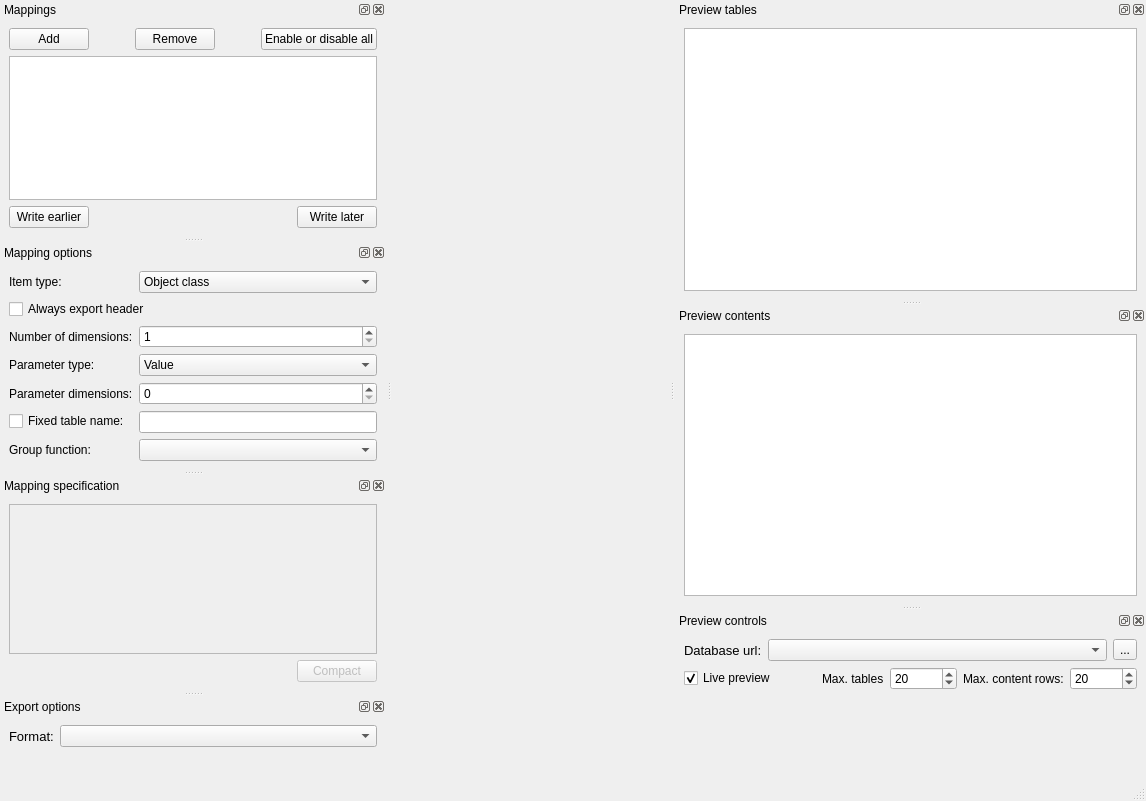
First picture: the form in spine_items/exporter/ui/specification_editor.ui, repository spine-tools/spine-items, before the edit.
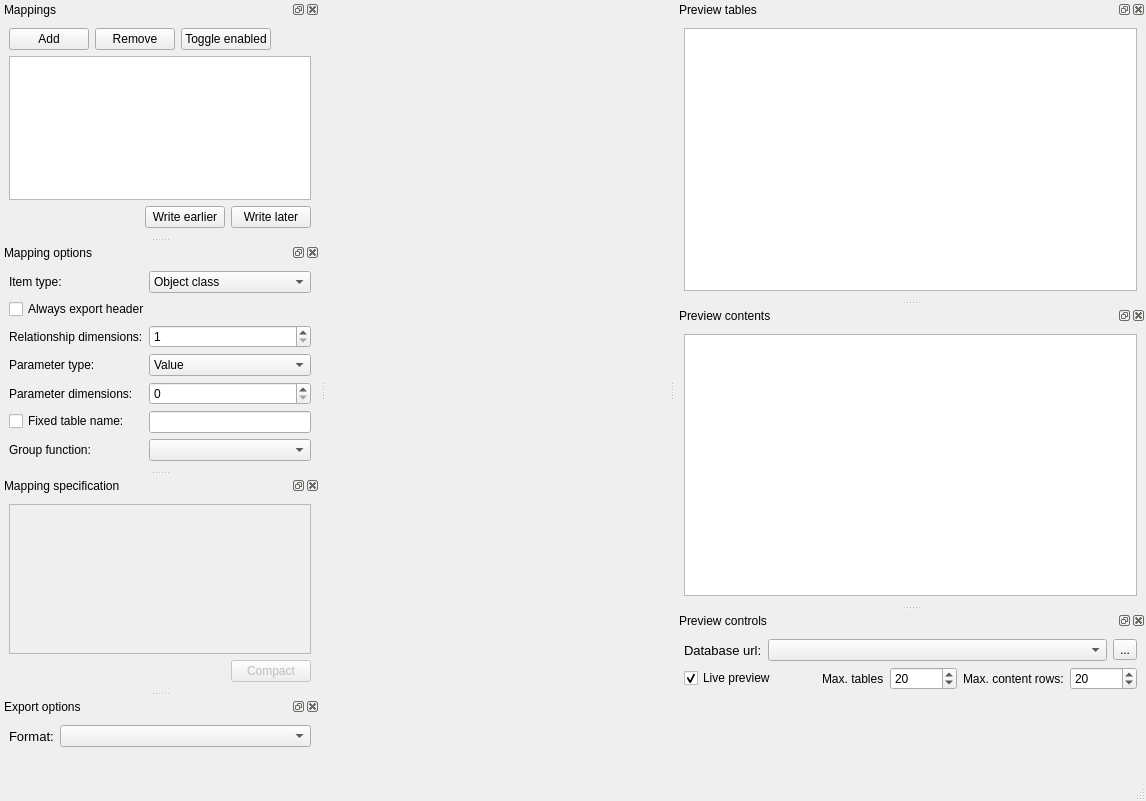
Second picture: the form after the edit. Icons and pictures are not drawn. Custom widgets are drawn as their Qt base class.

Commit message: Improve Exporter spec editor UI's labels

The edit to the form file:
```diff
--- a/spine_items/exporter/ui/specification_editor.ui
+++ b/spine_items/exporter/ui/specification_editor.ui
@@ -58,19 +58,6 @@
          </property>
         </widget>
        </item>
-       <item>
-        <spacer name="horizontalSpacer_2">
-         <property name="orientation">
-          <enum>Qt::Horizontal</enum>
-         </property>
-         <property name="sizeHint" stdset="0">
-          <size>
-           <width>40</width>
-           <height>20</height>
-          </size>
-         </property>
-        </spacer>
-       </item>
        <item>
         <widget class="QPushButton" name="remove_mapping_button">
          <property name="text">
@@ -78,26 +65,26 @@
          </property>
         </widget>
        </item>
-       <item>
-        <spacer name="horizontalSpacer_5">
-         <property name="orientation">
-          <enum>Qt::Horizontal</enum>
-         </property>
-         <property name="sizeHint" stdset="0">
-          <size>
-           <width>40</width>
-           <height>20</height>
-          </size>
-         </property>
-        </spacer>
-       </item>
        <item>
         <widget class="QPushButton" name="toggle_enabled_button">
          <property name="text">
-          <string>Enable or disable all</string>
+          <string>Toggle enabled</string>
          </property>
         </widget>
        </item>
+       <item>
+        <spacer name="horizontalSpacer_2">
+         <property name="orientation">
+          <enum>Qt::Horizontal</enum>
+         </property>
+         <property name="sizeHint" stdset="0">
+          <size>
+           <width>40</width>
+           <height>20</height>
+          </size>
+         </property>
+        </spacer>
+       </item>
       </layout>
      </item>
      <item>
@@ -115,6 +102,19 @@
      </item>
      <item>
       <layout class="QHBoxLayout" name="horizontalLayout_6">
+       <item>
+        <spacer name="horizontalSpacer_4">
+         <property name="orientation">
+          <enum>Qt::Horizontal</enum>
+         </property>
+         <property name="sizeHint" stdset="0">
+          <size>
+           <width>40</width>
+           <height>20</height>
+          </size>
+         </property>
+        </spacer>
+       </item>
        <item>
         <widget class="QPushButton" name="write_earlier_button">
          <property name="text">
@@ -122,19 +122,6 @@
          </property>
         </widget>
        </item>
-       <item>
-        <spacer name="horizontalSpacer_4">
-         <property name="orientation">
-          <enum>Qt::Horizontal</enum>
-         </property>
-         <property name="sizeHint" stdset="0">
-          <size>
-           <width>40</width>
-           <height>20</height>
-          </size>
-         </property>
-        </spacer>
-       </item>
        <item>
         <widget class="QPushButton" name="write_later_button">
          <property name="text">
@@ -227,7 +214,7 @@
        <item row="2" column="0">
         <widget class="QLabel" name="label_8">
          <property name="text">
-          <string>Number of dimensions:</string>
+          <string>Relationship dimensions:</string>
          </property>
         </widget>
        </item>
```
Left out of the diff: 17 changed lines with no effect on the pictures. The commit also changes 1 other file.
